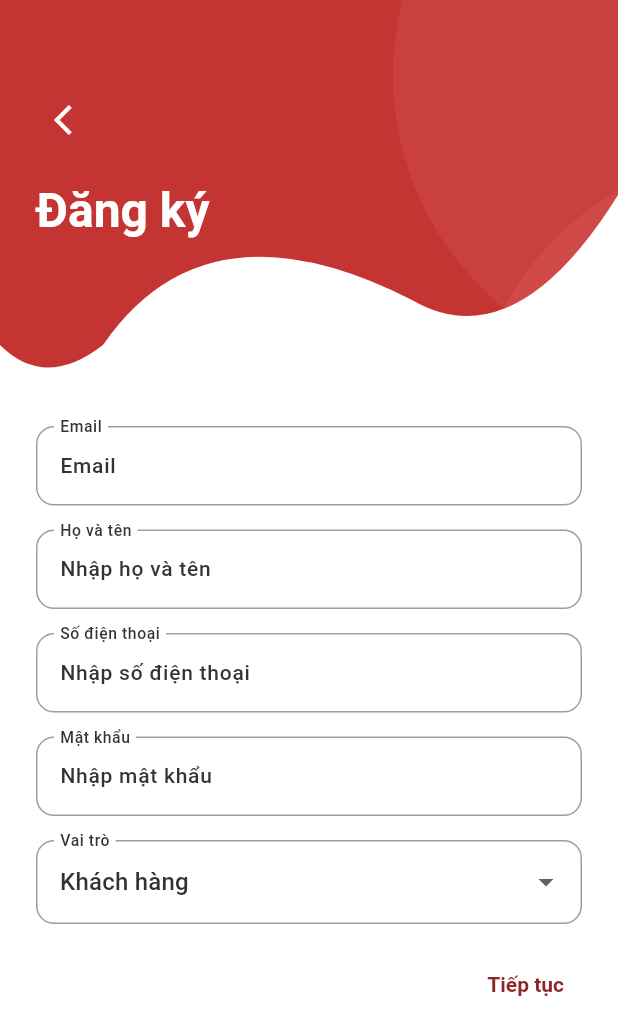
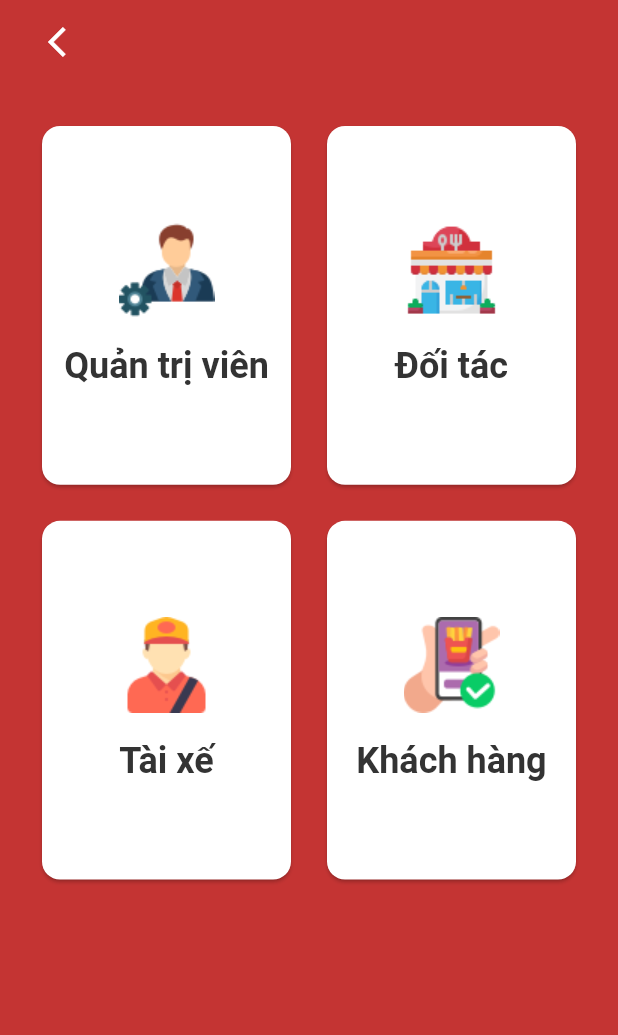
Before and after one commit to super-novey/h2d-food-delivery, a Flutter app: the screen it shows after launch, after a tap on "Đăng ký", on a phone screen of 412 x 824 dp. Shown: the top 1035 px of the screen. Run offline on Flutter 3.47's test engine with Material 3 defaults, Android fonts, the light colour scheme and no system bars; our stand-ins replace animated_background, connectivity_plus, flutter_map, flutter_rating_stars, flutter_slidable, geolocator and 6 more; accounts and stored records are empty; network calls fail.

Commit message:
feat: create register navigation

```diff
--- /dev/null
+++ b/lib/common/widgets/keyboard/keyboard_hider.dart
@@ -0,0 +1,15 @@
+import 'package:flutter/material.dart';
+
+class KeyboardHider extends StatelessWidget {
+  final Widget child;
+  const KeyboardHider({super.key, required this.child});
+
+  @override
+  Widget build(BuildContext context) {
+    return GestureDetector(
+      behavior: HitTestBehavior.opaque,
+      onTap: () => FocusScope.of(context).unfocus(),
+      child: child,
+    );
+  }
+}
--- a/lib/features/authentication/controllers/register_controller.dart
+++ b/lib/features/authentication/controllers/register_controller.dart
@@ -15,12 +15,12 @@ class RegisterController extends GetxController {
   final passwordController = TextEditingController();
   final roleController = "customer".obs;
 
+  late UserModel registeredUser;
+
   void register() async {
     final newUser = getUserFromForm();
-    // newUser.printInfo();
     try {
-      final res = await AuthRepository.instance.register(newUser);
-      res.printInfo();
+      registeredUser = await AuthRepository.instance.register(newUser);
     } catch (error) {
       print("ERRO ${error.toString()}");
     } finally {}
--- a/lib/features/authentication/views/login/login_screen.dart
+++ b/lib/features/authentication/views/login/login_screen.dart
@@ -1,5 +1,6 @@
 import 'package:flutter/foundation.dart';
 import 'package:flutter/material.dart';
+import 'package:food_delivery_h2d/common/widgets/keyboard/keyboard_hider.dart';
 import 'package:food_delivery_h2d/features/authentication/views/login/widgets/login_form.dart';
 import 'package:food_delivery_h2d/features/authentication/views/login/widgets/login_form_web.dart';
 import 'package:food_delivery_h2d/utils/constants/image_paths.dart';
@@ -13,6 +14,7 @@ class LoginScreen extends StatelessWidget {
   Widget build(BuildContext context) {
     return Scaffold(
       body: SingleChildScrollView(
+        child: KeyboardHider(
           child: Column(
             crossAxisAlignment: CrossAxisAlignment.start,
             children: [
@@ -47,6 +49,7 @@ class LoginScreen extends StatelessWidget {
             ],
           ),
         ),
+      ),
     );
   }
 }
--- a/lib/features/authentication/views/login/widgets/login_form.dart
+++ b/lib/features/authentication/views/login/widgets/login_form.dart
@@ -1,6 +1,7 @@
 import 'package:flutter/foundation.dart';
 import 'package:flutter/material.dart';
-import 'package:food_delivery_h2d/features/authentication/views/register/register_screen.dart';
+import 'package:food_delivery_h2d/features/authentication/views/register/customer_register_screen.dart';
+import 'package:food_delivery_h2d/features/authentication/views/register/register_navigation_menu.dart';
 import 'package:food_delivery_h2d/features/restaurants/restaurant_navigation_menu.dart';
 import 'package:food_delivery_h2d/features/shippers/shipper_navigation_menu.dart';
 import 'package:food_delivery_h2d/features/admin/dashboard/admin_dashboard.dart';
@@ -89,7 +90,7 @@ class LoginForm extends StatelessWidget {
           width: double.infinity,
           child: OutlinedButton(
             onPressed: () {
-              Get.to(() => RegisterScreen());
+              Get.to(() => RegisterNavigationMenu());
             },
             child: const Text("Đăng ký"),
           ),
--- /dev/null
+++ b/lib/features/authentication/views/register/register_navigation_menu.dart
@@ -0,0 +1,71 @@
+import 'package:flutter/material.dart';
+import 'package:food_delivery_h2d/common/widgets/appbar/appbar.dart';
+import 'package:food_delivery_h2d/features/authentication/views/register/customer_register_screen.dart';
+import 'package:food_delivery_h2d/utils/constants/colors.dart';
+import 'package:food_delivery_h2d/utils/constants/enums.dart';
+import 'package:food_delivery_h2d/utils/constants/sizes.dart';
+import 'package:food_delivery_h2d/utils/devices/devices_utils.dart';
+import 'package:food_delivery_h2d/utils/helpers/convert_role.dart';
+import 'package:get/get.dart';
+
+class RegisterNavigationMenu extends StatelessWidget {
+  const RegisterNavigationMenu({super.key});
+
+  @override
+  Widget build(BuildContext context) {
+    final width = MyDeviceUtils.getScreenWidth(context);
+    return Scaffold(
+      backgroundColor: MyColors.primaryColor,
+      appBar: const MyAppBar(
+        showBackArrow: true,
+      ),
+      body: SingleChildScrollView(
+        child: Padding(
+          padding: const EdgeInsets.all(MySizes.defaultSpace),
+          child: Center(
+              child: GridView(
+            shrinkWrap: true,
+            physics: const NeverScrollableScrollPhysics(),
+            gridDelegate: SliverGridDelegateWithFixedCrossAxisCount(
+                crossAxisCount: 2,
+                mainAxisSpacing: MySizes.gridViewSpacing,
+                crossAxisSpacing: MySizes.gridViewSpacing,
+                mainAxisExtent: width * 0.6),
+            children: UserRole.values.map((role) {
+              return GestureDetector(
+                onTap: () {
+                  ConvertEnumRole.toPage(role);
+                },
+                child: Card(
+                  child: SizedBox(
+                    width: width * 0.6,
+                    height: width * 0.8,
+                    child: Column(
+                      mainAxisAlignment: MainAxisAlignment.center,
+                      children: [
+                        // Image
+                        Image(
+                          image: AssetImage(ConvertEnumRole.toImagePath(role)),
+                          width: 64,
+                          height: 64,
+                        ),
+                        const SizedBox(
+                          height: MySizes.spaceBtwItems,
+                        ),
+                        // Text
+                        Text(
+                          ConvertEnumRole.toDisplayName(role),
+                          style: Theme.of(context).textTheme.headlineMedium,
+                        )
+                      ],
+                    ),
+                  ),
+                ),
+              );
+            }).toList(),
+          )),
+        ),
+      ),
+    );
+  }
+}
--- a/lib/features/authentication/views/register/register_screen.dart
+++ /dev/null
@@ -1,122 +0,0 @@
-import 'package:flutter/foundation.dart';
-import 'package:flutter/material.dart';
-import 'package:flutter/widgets.dart';
-import 'package:food_delivery_h2d/common/widgets/appbar/appbar.dart';
-import 'package:food_delivery_h2d/features/authentication/controllers/register_controller.dart';
-import 'package:food_delivery_h2d/features/authentication/views/login/login_screen.dart';
-import 'package:food_delivery_h2d/features/authentication/views/login/widgets/login_header.dart';
-import 'package:food_delivery_h2d/utils/constants/sizes.dart';
-import 'package:get/get.dart';
-
-class RegisterScreen extends StatelessWidget {
-  const RegisterScreen({super.key});
-
-  @override
-  Widget build(BuildContext context) {
-    final RegisterController controller = RegisterController();
-    return Scaffold(
-      body: SingleChildScrollView(
-        child: Column(
-          crossAxisAlignment: CrossAxisAlignment.start,
-          children: [
-            LoginHeader(
-              child: Column(
-                crossAxisAlignment: CrossAxisAlignment.start,
-                children: [
-                  // Back
-                  IconButton(
-                    onPressed: () {
-                      Get.to(() => const LoginScreen());
-                    },
-                    icon: const Icon(
-                      Icons.arrow_back_ios,
-                      color: Colors.white,
-                      size: MySizes.iconMd,
-                    ),
-                  ),
-
-                  const SizedBox(
-                    height: MySizes.spaceBtwItems,
-                  ),
-                  Text("Đăng ký",
-                      style: Theme.of(context)
-                          .textTheme
-                          .headlineLarge!
-                          .apply(color: Colors.white)),
-                ],
-              ),
-            ),
-            Padding(
-              padding: const EdgeInsets.all(MySizes.defaultSpace),
-              child: Column(children: [
-                // register form
-                Form(
-                    child: Column(
-                  children: [
-                    TextFormField(
-                      controller: controller.emailController,
-                      decoration: const InputDecoration(
-                          labelText: "Email", hintText: "Email"),
-                    ),
-                    const SizedBox(
-                      height: MySizes.spaceBtwInputFields,
-                    ),
-                    TextFormField(
-                      controller: controller.nameController,
-                      decoration: const InputDecoration(
-                          labelText: "Họ và tên", hintText: "Nhập họ và tên"),
-                    ),
-                    const SizedBox(
-                      height: MySizes.spaceBtwInputFields,
-                    ),
-                    TextFormField(
-                      controller: controller.phoneNumbController,
-                      decoration: const InputDecoration(
-                          labelText: "Số điện thoại",
-                          hintText: "Nhập số điện thoại"),
-                    ),
-                    const SizedBox(
-                      height: MySizes.spaceBtwInputFields,
-                    ),
-                    TextFormField(
-                      controller: controller.passwordController,
-                      decoration: const InputDecoration(
-                          labelText: "Mật khẩu", hintText: "Nhập mật khẩu"),
-                    ),
-                    const SizedBox(
-                      height: MySizes.spaceBtwInputFields,
-                    ),
-                    DropdownButtonFormField(
-                        decoration: const InputDecoration(labelText: "Vai trò"),
-                        value: controller.roleController.value,
-                        items: const [
-                          DropdownMenuItem(
-                              value: "customer", child: Text("Khách hàng")),
-                          DropdownMenuItem(
-                              value: "partner", child: Text("Đối tác")),
-                          DropdownMenuItem(
-                              value: "driver", child: Text("Tài xế")),
-                        ],
-                        onChanged: (value) {
-                          controller.roleController.value = value.toString();
-                        })
-                  ],
-                )),
-                const SizedBox(
-                  height: MySizes.spaceBtwItems,
-                ),
-                Align(
-                  alignment: Alignment.centerRight,
-                  child: TextButton(
-                    child: const Text("Tiếp tục"),
-                    onPressed: controller.register,
-                  ),
-                )
-              ]),
-            ),
-          ],
-        ),
-      ),
-    );
-  }
-}
--- a/lib/utils/constants/enums.dart
+++ b/lib/utils/constants/enums.dart
@@ -1 +1,3 @@
 enum UserStatus {active, inactive}
+
+enum UserRole { admin, partner, driver, customer }
--- a/lib/utils/constants/image_paths.dart
+++ b/lib/utils/constants/image_paths.dart
@@ -36,4 +36,10 @@ class MyImagePaths {
   // Logos
   static const String appWhite = "assets/logos/app_white.png";
   static const String appRed = "assets/logos/app_red.png";
+
+  // Sign up Screen
+  static const String adminIcon = "assets/icons/admin.png";
+  static const String partnerIcon = "assets/icons/restaurant.png";
+  static const String driverIcon = "assets/icons/driver.png";
+  static const String customerIcon = "assets/icons/customer.png";
 }
--- /dev/null
+++ b/lib/utils/helpers/convert_role.dart
@@ -0,0 +1,48 @@
+import 'package:food_delivery_h2d/features/authentication/views/register/customer_register_screen.dart';
+import 'package:food_delivery_h2d/utils/constants/enums.dart';
+import 'package:food_delivery_h2d/utils/constants/image_paths.dart';
+import 'package:get/get.dart';
+
+class ConvertEnumRole {
+  static String toDisplayName(UserRole role) {
+    switch (role) {
+      case UserRole.admin:
+        return "Quản trị viên";
+      case UserRole.partner:
+        return "Đối tác";
+      case UserRole.driver:
+        return "Tài xế";
+      case UserRole.customer:
+        return "Khách hàng";
+      default:
+        return "Unknown";
+    }
+  }
+
+  static String toImagePath(UserRole role) {
+    switch (role) {
+      case UserRole.admin:
+        return MyImagePaths.adminIcon;
+      case UserRole.partner:
+        return MyImagePaths.partnerIcon;
+      case UserRole.driver:
+        return MyImagePaths.driverIcon;
+      case UserRole.customer:
+        return MyImagePaths.customerIcon;
+      default:
+        return "Unknown";
+    }
+  }
+
+  static void toPage(UserRole role) {
+    switch (role) {
+      case UserRole.admin:
+      //TODO
+      case UserRole.partner:
+      case UserRole.driver:
+      // TODO: Handle this case.
+      case UserRole.customer:
+        Get.to(() => CustomerRegisterScreen());
+    }
+  }
+}
--- a/lib/utils/http/http_client.dart
+++ b/lib/utils/http/http_client.dart
@@ -7,7 +7,7 @@ class HttpHelper {
   //     "https://backend-fooddelivery-1.onrender.com/api/v1/"; // change URL
 
   static const String _baseUrl =
-      "https://197d-115-78-15-156.ngrok-free.app/api/v1";
+      "https://a740-115-78-15-156.ngrok-free.app/api/v1";
 
   // GET method
   static Future<Map<String, dynamic>> get(String endpoint) async {
```
Also changed, not shown: lib/features/authentication/views/register/customer_register_screen.dart (added, +125 -0 lines), assets/icons/admin.png (added), assets/icons/customer.png (added), assets/icons/driver.png (added), assets/icons/restaurant.png (added). Lines whose indentation alone changed are shown as unchanged.
